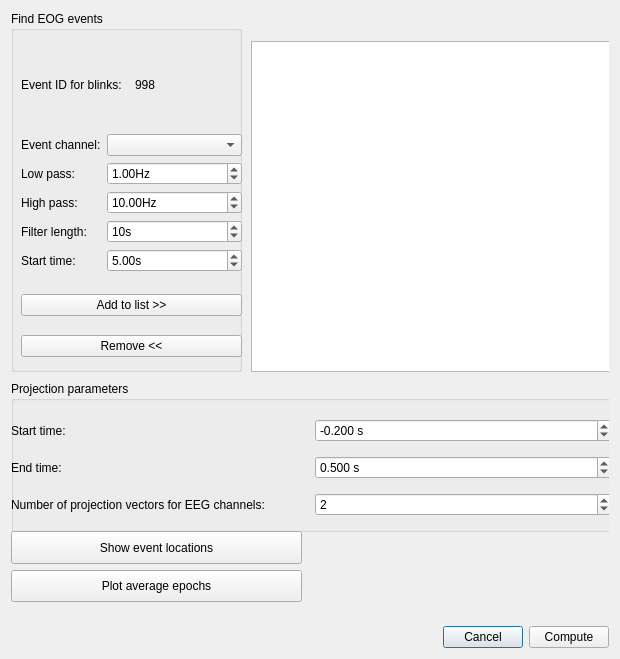
cibr-jyu/meggie, file qt4Designer_ui_files/eegParametersDialogUi.ui: the form before one commit.
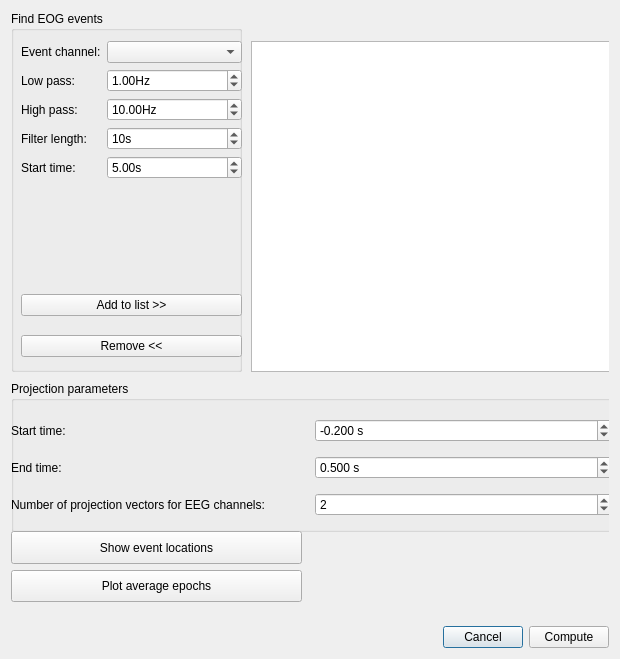
The form after the commit.

Commit message: Do preview when adding ecg projs, hide blink id from user in eeg dialog

```diff
--- a/qt4Designer_ui_files/eegParametersDialogUi.ui
+++ b/qt4Designer_ui_files/eegParametersDialogUi.ui
@@ -90,30 +90,6 @@
          </rect>
         </property>
         <layout class="QVBoxLayout" name="verticalLayout_3">
-         <item>
-          <layout class="QHBoxLayout" name="horizontalLayout_7">
-           <item>
-            <widget class="QLabel" name="labelEventID">
-             <property name="toolTip">
-              <string>The index to assign to found events.</string>
-             </property>
-             <property name="text">
-              <string>Event ID for blinks:</string>
-             </property>
-            </widget>
-           </item>
-           <item>
-            <widget class="QLabel" name="labelBlinkId">
-             <property name="layoutDirection">
-              <enum>Qt::RightToLeft</enum>
-             </property>
-             <property name="text">
-              <string>998</string>
-             </property>
-            </widget>
-           </item>
-          </layout>
-         </item>
          <item>
           <layout class="QFormLayout" name="formLayout">
            <property name="fieldGrowthPolicy">
```
The commit also changes 6 other files.
